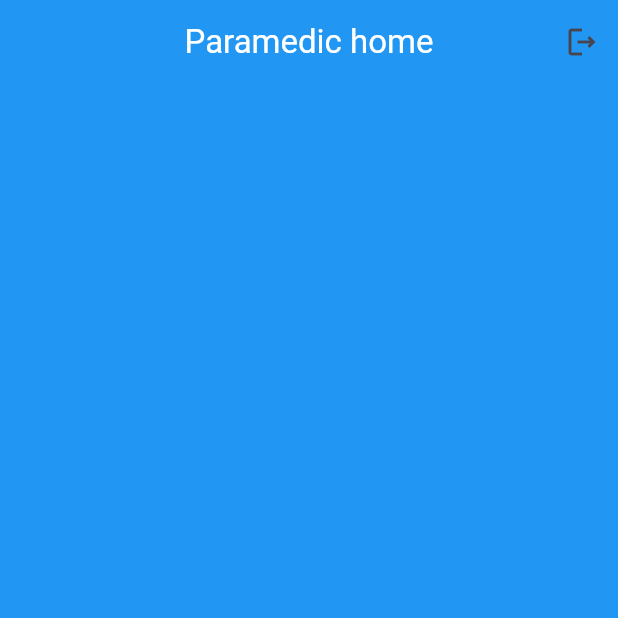
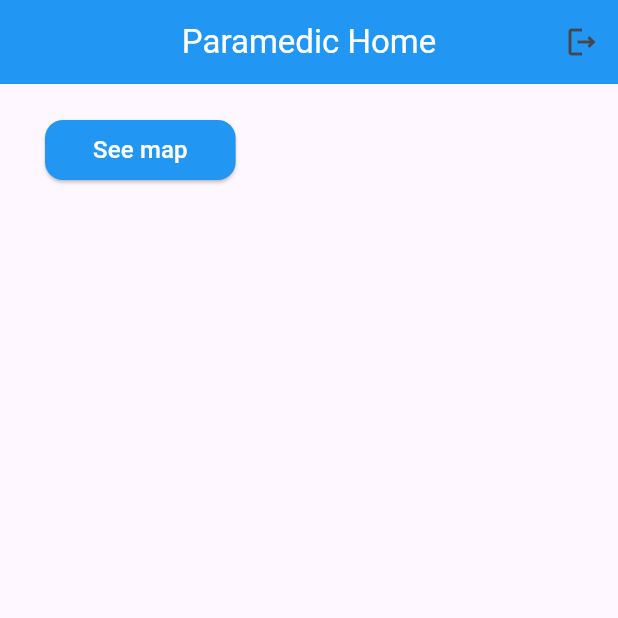
Before and after one commit to DanMihneaVlad/SmartAmbulance, a Flutter app: the ParamedicHomePage screen opened directly, on a phone screen of 412 x 824 dp, the top half of it. Run offline on Flutter 3.47's test engine with Material 3 defaults, Android fonts, the phone set to English and light mode, and no system bars; our stand-ins replace cloud_firestore, email_validator, firebase_auth, firebase_core, firebase_storage, freezed_annotation and 2 more; missing offline and left inert: flutter_polyline_points; accounts and stored records are empty; generated files the repository leaves out were written again; network calls fail.

Commit message:
Created the map for the paramedic with destination setting and live location updates

```diff
--- a/lib/constants/collection_paths.dart
+++ b/lib/constants/collection_paths.dart
@@ -1,4 +1,6 @@
 class CollectionPaths {
   static String usersForApproval = 'usersForApproval';
   static String users = 'approvedUsers';
+  static String hospitals = 'hospitals';
+  static String destinations = 'destinations';
 }
--- /dev/null
+++ b/lib/constants/consts.dart
@@ -0,0 +1 @@
+const String GOOGLE_MAPS_API_KEY = "AIzaSyBIm3shIjqj3wK6g3MQhf3CoMq3KUEq-VU";
--- a/lib/constants/sizes.dart
+++ b/lib/constants/sizes.dart
@@ -9,4 +9,5 @@ class SmartAmbulanceSizes {
   static const double iconSize = 32;
   static const double cardPadding = 10;
   static const double cardVerticalPadding = 5;
+  static const double fabSize = 32;
 }
--- a/lib/l10n/app_en.arb
+++ b/lib/l10n/app_en.arb
@@ -38,5 +38,14 @@
     "user_not_approved": "The user hasn't been approved",
     "home_error_loading_data": "Sign in failed",
     "home_page": "Welcome",
-    "admin_home": "Administration"
+    "admin_home": "Administration",
+    "paramedic_home": "Paramedic Home",
+    "paramedic_home_map_button": "See map",
+    "paramedic_map": "Map",
+    "paramedic_map_hospital_destination": "Select the destination hospital",
+    "paramedic_map_hint_hospital": "Hospital",
+    "paramedic_map_set_destination": "Set destination",
+    "paramedic_map_error_no_hospital": "No destination set",
+    "paramedic_map_error_not_travelling": "Not currently travelling",
+    "paramedic_map_error_destination_not_set": "Already travelling"
 }
--- /dev/null
+++ b/lib/models/destination/destination_model.dart
@@ -0,0 +1,21 @@
+import 'package:freezed_annotation/freezed_annotation.dart';
+
+part 'destination_model.freezed.dart';
+part 'destination_model.g.dart';
+
+@unfreezed
+class DestinationModel with _$DestinationModel {
+  factory DestinationModel({
+    required String uid,
+    required String userUid,
+    required String hospitalUid,
+    required double latStart,
+    required double lngStart,
+    required double latCurrent,
+    required double lngCurrent,
+    required double latDestination,
+    required double lngDestination,
+  }) = _DestinationModel;
+
+  factory DestinationModel.fromJson(Map<String, dynamic> json) => _$DestinationModelFromJson(json);
+}
--- a/lib/screens/home/paramedic_home.dart
+++ b/lib/screens/home/paramedic_home.dart
@@ -1,5 +1,12 @@
 import 'package:flutter/material.dart';
+import 'package:provider/provider.dart';
+import 'package:smart_ambulance/constants/sizes.dart';
+import 'package:smart_ambulance/providers/destination_provider.dart';
+import 'package:smart_ambulance/providers/hospital_provider.dart';
+import 'package:smart_ambulance/screens/paramedic/paramedic_map_screen.dart';
 import 'package:smart_ambulance/widgets/custom_appbar.dart';
+import 'package:flutter_gen/gen_l10n/app_localizations.dart';
+import 'package:smart_ambulance/widgets/custom_button.dart';
 
 class ParamedicHomePage extends StatefulWidget {
   const ParamedicHomePage({super.key});
@@ -12,8 +19,36 @@ class _ParamedicHomePageState extends State<ParamedicHomePage> {
   @override
   Widget build(BuildContext context) {
     return Scaffold(
-      appBar: CustomAppBar(title: 'Paramedic home', backButton: false, signOutButton: true,),
-      body: Container(color: Colors.blue),
+      appBar: CustomAppBar(title: AppLocalizations.of(context)!.paramedic_home, backButton: false, signOutButton: true,),
+      body: SafeArea(
+        child: Padding(
+          padding: const EdgeInsets.symmetric(horizontal: SmartAmbulanceSizes.horizontalPadding),
+          child: Column(
+            children: [
+              Container(color: Colors.blue),
+
+              const SizedBox(height: SmartAmbulanceSizes.mediumSizedBox,),
+
+              Row(
+                children: [
+                  SmartAmbulanceButton(text: AppLocalizations.of(context)!.paramedic_home_map_button, fontSize: SmartAmbulanceSizes.smallButtonFontSize, onPressed: (() async {
+                    await goToMapPage();
+                  }),)
+                ],
+              )
+            ],
+          ),
+        )
+      ),
     );
   }
+
+  Future<void> goToMapPage() async {
+    Navigator.of(context).push(MaterialPageRoute(
+      builder: (_) => ChangeNotifierProvider.value(
+        value: context.read<DestinationProvider>(),
+        child: ParamedicMapScreen(),
+      )
+    ));
+  }
 }
--- a/lib/screens/screen_selector.dart
+++ b/lib/screens/screen_selector.dart
@@ -1,6 +1,8 @@
 import 'package:firebase_auth/firebase_auth.dart';
 import 'package:flutter/material.dart';
 import 'package:provider/provider.dart';
+import 'package:smart_ambulance/providers/destination_provider.dart';
+import 'package:smart_ambulance/providers/hospital_provider.dart';
 import 'package:smart_ambulance/providers/user_provider.dart';
 import 'package:smart_ambulance/screens/authenticate/auth_page.dart';
 import 'package:smart_ambulance/screens/home/home.dart';
@@ -26,6 +28,8 @@ class _ScreenSelectorState extends State<ScreenSelector> {
       return MultiProvider(
         providers: [
           ChangeNotifierProvider(create: (context) => UserProvider()),
+          ChangeNotifierProvider(create: (context) => HospitalProvider()),
+          ChangeNotifierProvider(create: (context) => DestinationProvider())
         ],
         child: const HomePage(),
       );
--- /dev/null
+++ b/lib/services/hospital_service.dart
@@ -0,0 +1,37 @@
+import 'package:cloud_firestore/cloud_firestore.dart';
+import 'package:smart_ambulance/constants/collection_paths.dart';
+import 'package:smart_ambulance/models/hospital/hospital_model.dart';
+import 'package:smart_ambulance/services/auth_service.dart';
+
+class HospitalService {
+
+  String userId = AuthService.currentUserId ?? '';
+
+  static final FirebaseFirestore _firestoreInstance = FirebaseFirestore.instance;
+
+  Future<List<HospitalModel>> getHospitals() async {
+
+    try {
+
+      List<HospitalModel> hospitals = [];
+
+      final response = await _firestoreInstance.collection(CollectionPaths.hospitals).get();
+      final data = response.docs.map((doc) => doc.data()).toList();
+
+      if (data.isEmpty) {
+        return hospitals;
+      }
+
+      for (Map<String, dynamic>? elem in data) {
+        HospitalModel hospital = HospitalModel.fromJson(elem as Map<String, dynamic>);
+        hospitals.add(hospital);
+      }
+
+      return hospitals;
+
+    } on Exception {
+      rethrow;
+    }
+
+  }
+}
--- a/lib/services/user_service.dart
+++ b/lib/services/user_service.dart
@@ -12,7 +12,7 @@ class UserService {
   Future addUser(UserModel user) async {
     try {
 
-      await _firestoreInstance.collection(CollectionPaths.usersForApproval).doc(userId).set(user.toJson());
+      await _firestoreInstance.collection(CollectionPaths.users).doc(userId).set(user.toJson());
 
     } on Exception catch (e) {
       return e;
--- a/pubspec.yaml
+++ b/pubspec.yaml
@@ -46,6 +46,8 @@ dependencies:
   intl: any
   flutter_polyline_points: ^2.0.0
   google_maps_flutter: ^2.6.1
+  location: ^6.0.2
+  uuid: ^4.4.0
 
 dev_dependencies:
   flutter_test:
```
Also changed, not shown: lib/providers/destination_provider.dart (added, +60 -0 lines), lib/providers/hospital_provider.dart (added, +18 -0 lines), lib/screens/paramedic/paramedic_map_screen.dart (added, +286 -0 lines), lib/services/destination_service.dart (added, +73 -0 lines), lib/widgets/custom_alert_dialog.dart (added, +21 -0 lines), lib/models/destination/destination_model.freezed.dart (added), lib/models/destination/destination_model.g.dart (added), pubspec.lock, 7 other files.
